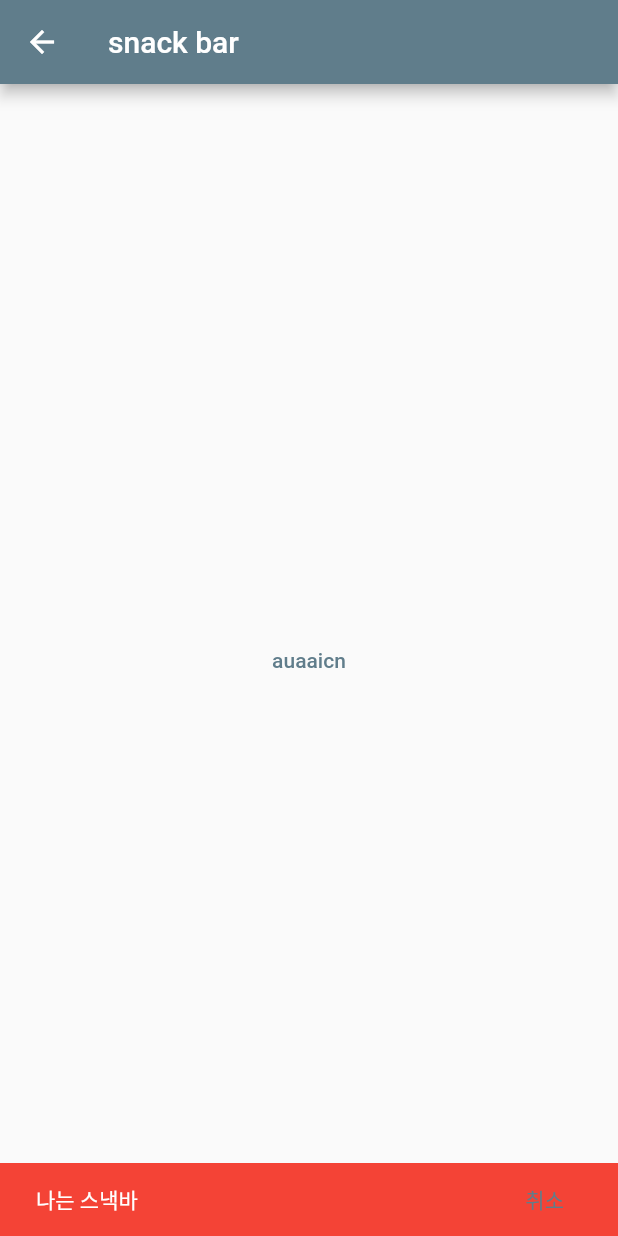
After one commit to auaicn/Testbed-flutter, a Flutter app: the MySnackBar screen opened directly, after a tap on "auaaicn", on a phone screen of 412 x 824 dp. The commit adds this screen. Run offline on Flutter 3.47's test engine with Material 2 defaults, Android fonts, the phone set to English and light mode, and no system bars.

Commit message:
Course: Added SnackBar
- Scaffold.of(context).`showSnackBar was deprecated, so used ScaffoldMessenger.of(context) instead.
- In course, there were issues around context but not for me

```diff
--- /dev/null
+++ b/course_2/lib/functions/my_snack_bar.dart
@@ -0,0 +1,40 @@
+import 'package:flutter/material.dart';
+
+class MySnackBar extends StatefulWidget {
+  const MySnackBar({Key key}) : super(key: key);
+
+  @override
+  _MySnackBarState createState() => _MySnackBarState();
+}
+
+class _MySnackBarState extends State<MySnackBar> {
+  final String _functionName = "snack bar";
+  void _handleAppBarBackArrow() {
+    Navigator.pop(context);
+  }
+
+  @override
+  Widget build(BuildContext context) {
+    return Scaffold(
+      appBar: AppBar(
+        title: Text(_functionName),
+        leading: IconButton(
+          icon: Icon(Icons.arrow_back),
+          onPressed: _handleAppBarBackArrow,
+        ),
+      ),
+      body: Center(
+          child: TextButton(
+        onPressed: () {
+          final snackBar = SnackBar(
+            content: Text("나는 스낵바"),
+            backgroundColor: Colors.red,
+            action: SnackBarAction(label: '취소', onPressed: () {}),
+          );
+          ScaffoldMessenger.of(context).showSnackBar(snackBar);
+        },
+        child: Text("auaaicn"),
+      )),
+    );
+  }
+}
--- a/course_2/lib/title.dart
+++ b/course_2/lib/title.dart
@@ -1,5 +1,6 @@
 import 'package:course_2/functions/my_animated_opacity.dart';
 import 'package:course_2/functions/my_drawer.dart';
+import 'package:course_2/functions/my_snack_bar.dart';
 import 'package:flutter/material.dart';
 import 'package:course_2/functions/my_animated_container.dart';
 import 'dart:math';
@@ -35,6 +36,10 @@ class _TitlePageState extends State<TitlePage> {
                 FunctionItem(
                   functionName: "Drawer",
                   detailedWidget: MyDrawer(),
+                ),
+                FunctionItem(
+                  functionName: "Snack Bar",
+                  detailedWidget: MySnackBar(),
                 )
               ],
             ),
```
